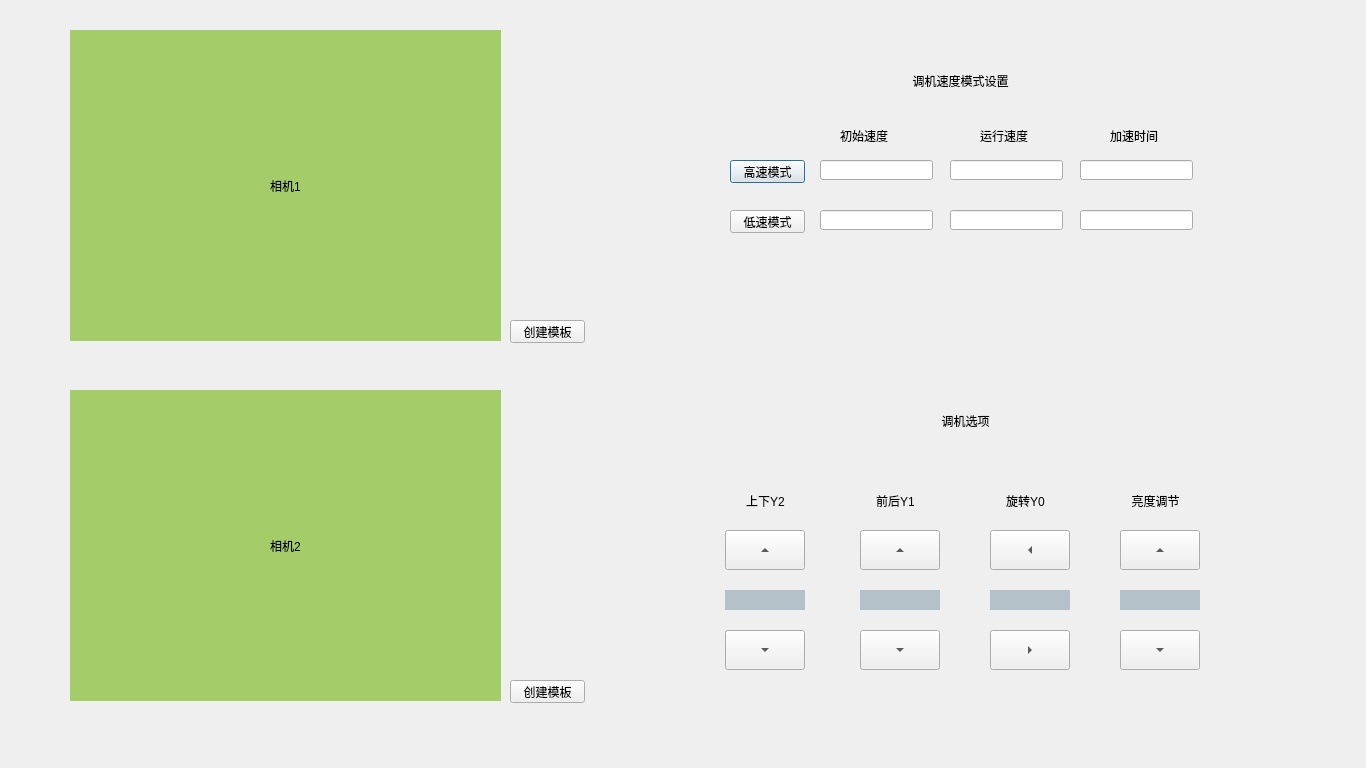
First picture: the form in Lens_Ring/cmd.ui, repository MacavityT/LensRing, before the edit.
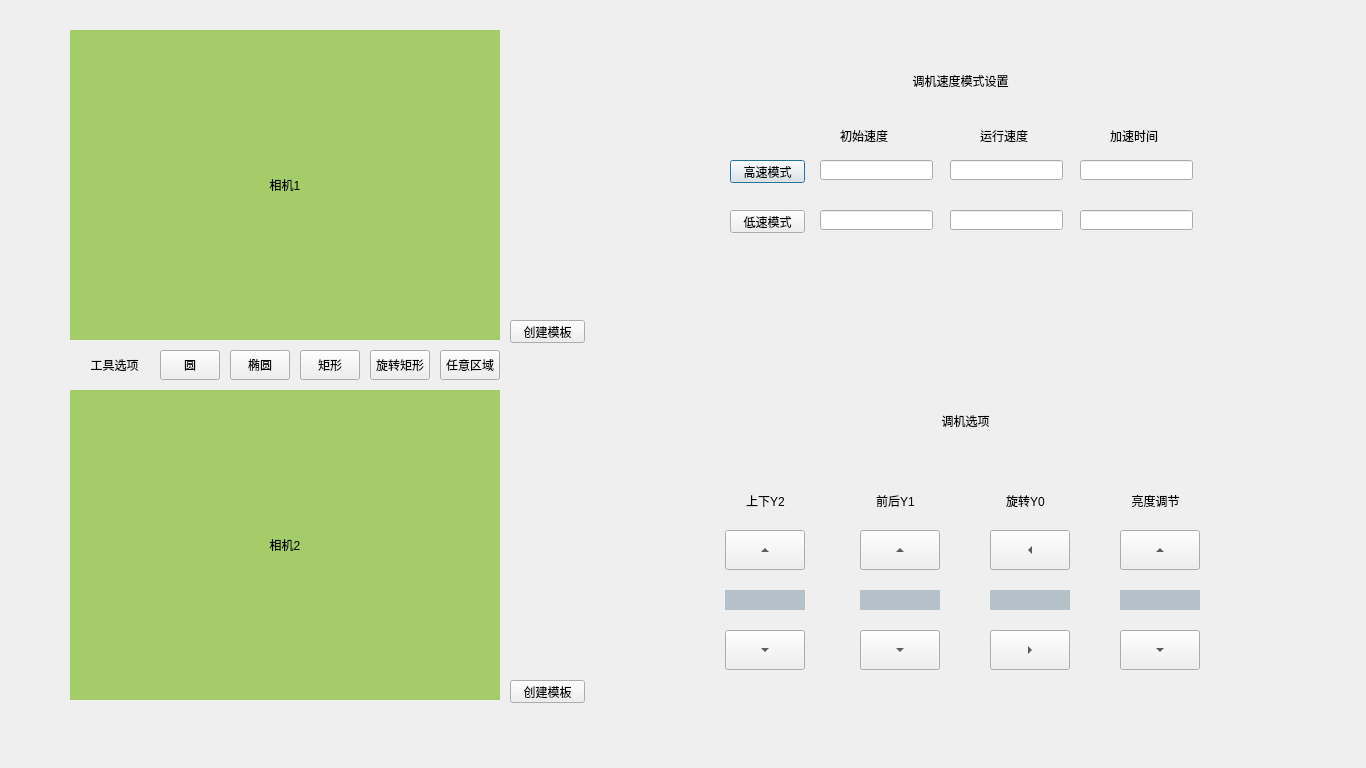
Second picture: the form after the edit.

```diff
--- a/Lens_Ring/cmd.ui
+++ b/Lens_Ring/cmd.ui
@@ -333,8 +333,8 @@
     <rect>
      <x>70</x>
      <y>30</y>
-     <width>431</width>
-     <height>311</height>
+     <width>430</width>
+     <height>310</height>
     </rect>
    </property>
    <property name="styleSheet">
@@ -353,8 +353,8 @@
     <rect>
      <x>70</x>
      <y>390</y>
-     <width>431</width>
-     <height>311</height>
+     <width>430</width>
+     <height>310</height>
     </rect>
    </property>
    <property name="styleSheet">
@@ -546,6 +546,90 @@
     <string notr="true">CMD_Button</string>
    </attribute>
   </widget>
+  <widget class="QLabel" name="label_5">
+   <property name="geometry">
+    <rect>
+     <x>69</x>
+     <y>350</y>
+     <width>91</width>
+     <height>30</height>
+    </rect>
+   </property>
+   <property name="styleSheet">
+    <string notr="true">font: 14pt &quot;Adobe 黑体 Std R&quot;;</string>
+   </property>
+   <property name="text">
+    <string>工具选项</string>
+   </property>
+   <property name="alignment">
+    <set>Qt::AlignCenter</set>
+   </property>
+  </widget>
+  <widget class="QPushButton" name="rectangle1_tool">
+   <property name="geometry">
+    <rect>
+     <x>300</x>
+     <y>350</y>
+     <width>60</width>
+     <height>30</height>
+    </rect>
+   </property>
+   <property name="text">
+    <string>矩形</string>
+   </property>
+  </widget>
+  <widget class="QPushButton" name="circle_tool">
+   <property name="geometry">
+    <rect>
+     <x>160</x>
+     <y>350</y>
+     <width>60</width>
+     <height>30</height>
+    </rect>
+   </property>
+   <property name="text">
+    <string>圆</string>
+   </property>
+  </widget>
+  <widget class="QPushButton" name="ellipse_tool">
+   <property name="geometry">
+    <rect>
+     <x>230</x>
+     <y>350</y>
+     <width>60</width>
+     <height>30</height>
+    </rect>
+   </property>
+   <property name="text">
+    <string>椭圆</string>
+   </property>
+  </widget>
+  <widget class="QPushButton" name="rectangle2_tool">
+   <property name="geometry">
+    <rect>
+     <x>370</x>
+     <y>350</y>
+     <width>60</width>
+     <height>30</height>
+    </rect>
+   </property>
+   <property name="text">
+    <string>旋转矩形</string>
+   </property>
+  </widget>
+  <widget class="QPushButton" name="free_tool">
+   <property name="geometry">
+    <rect>
+     <x>440</x>
+     <y>350</y>
+     <width>60</width>
+     <height>30</height>
+    </rect>
+   </property>
+   <property name="text">
+    <string>任意区域</string>
+   </property>
+  </widget>
  </widget>
  <tabstops>
   <tabstop>Create_Model1</tabstop>
```
Left out of the diff: 5 changed lines with no effect on the pictures.
